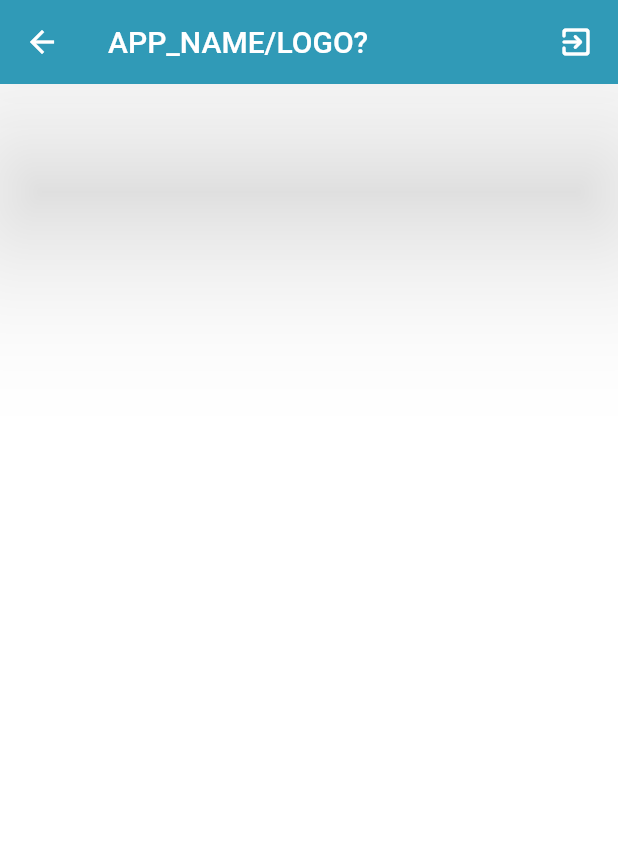
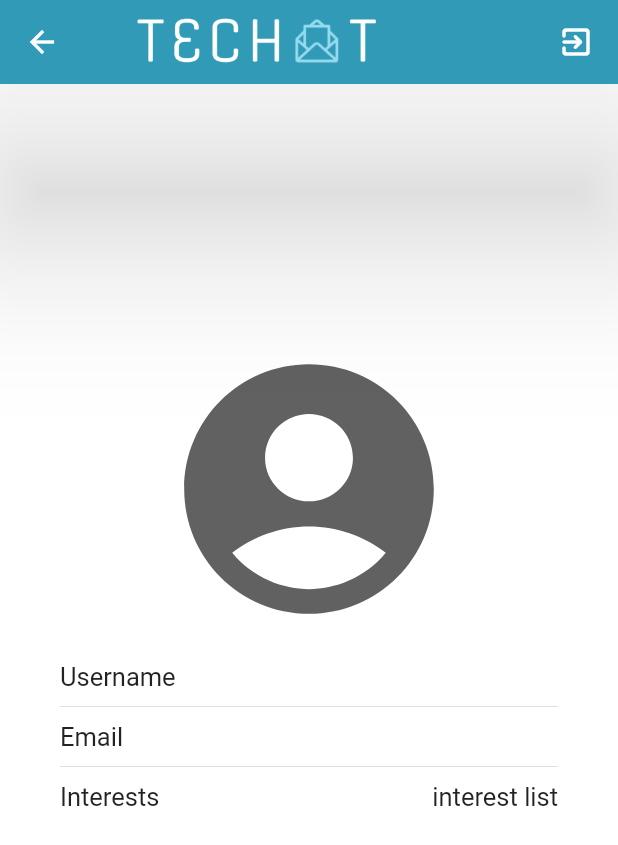
Before and after one commit to FEUP-ESOF-2020-21/open-cx-t5g4-techgals, a Flutter app: the Map2 screen opened directly, after a tap on the "account circle" icon, on a phone screen of 412 x 824 dp. Shown: the top 845 px of the screen. Run offline on Flutter 3.47's test engine with Material 2 defaults, Android fonts, the phone set to English and light mode, and no system bars; our stand-ins replace cloud_firestore, firebase_auth, firebase_core, shared_preferences; accounts and stored records are empty.

Commit message:
started profile + added logo

```diff
--- /dev/null
+++ b/proj_src/lib/BackEnd/AuxUser.dart
@@ -0,0 +1,18 @@
+class AuxUser{
+
+  String userID;
+  String username;
+  String email;
+  List<String> interests = [];
+
+  AuxUser(userID, username, email) {
+    this.userID = userID;
+    this.username = username;
+    this.email = email;
+  }
+
+  getID() { return this.userID;}
+  getUsername(){ return this.username;}
+  getEmail(){ return this.email;}
+  getInterests() { return this.interests;}
+}
--- a/proj_src/lib/BackEnd/database.dart
+++ b/proj_src/lib/BackEnd/database.dart
@@ -1,5 +1,4 @@
 import 'package:cloud_firestore/cloud_firestore.dart';
-import 'package:flutter/material.dart';
 
 class DatabaseMethods{
 
@@ -101,15 +100,10 @@ class DatabaseMethods{
     return snapshot;
   }
 
-/*  // get users
-  getUserGroups() async {
-    return FirebaseFirestore.instance.collection("users").doc(uid).snapshots();
-  }*/
-
   // send message
   sendMessage(String chatID, chatMessageData) {
-    FirebaseFirestore.instance.collection('chats').doc(chatID).collection('messages').add(chatMessageData);
-    FirebaseFirestore.instance.collection('chats').doc(chatID).update({
+    chatCollection.doc(chatID).collection('messages').add(chatMessageData);
+    chatCollection.doc(chatID).update({
       'recentMessage': chatMessageData['message'],
       'recentMessageSender': chatMessageData['sender'],
       'recentMessageTime': chatMessageData['time'].toString(),
@@ -118,19 +112,23 @@ class DatabaseMethods{
 
   // get chats of a particular group
   getChats(String chatID) async {
-    return FirebaseFirestore.instance.collection('chats').doc(chatID).collection('messages').orderBy('time').snapshots();
+    return chatCollection.doc(chatID).collection('messages').orderBy('time').snapshots();
   }
 
   // returns every chat room
   getActiveChats() async {
-    return FirebaseFirestore.instance.collection('chats').snapshots();
+    return chatCollection.snapshots();
   }
 
+  getUsers() async {
+    return userCollection.snapshots();
+  }
+
+  getUser(String username) async{
+    QuerySnapshot snapshot = await userCollection.where("username", isEqualTo: username).get();
+    return snapshot;
+  }
 /*-----------------------------------------------------------------------------------------------*/
-
-  getUserByUsername(String username) async {
-    return await FirebaseFirestore.instance.collection("users").where("username", isEqualTo: username ).get();
-  }
 
   getChatByName(String name) async{
     return await FirebaseFirestore.instance.collection("chats").where("name", isEqualTo: name ).get();
--- a/proj_src/lib/Screens/Nav/Components/appBar.dart
+++ b/proj_src/lib/Screens/Nav/Components/appBar.dart
@@ -1,5 +1,5 @@
 import 'package:flutter/material.dart';
-import 'package:proj_src/Screens/Menu/screen_menu.dart';
+import 'package:proj_src/Screens/Initials/welcome.dart';
 import 'package:proj_src/Screens/Profile/screen_profile.dart';
 import 'package:proj_src/constants.dart';
 
@@ -7,15 +7,27 @@ AppBar buildAppBar_Map(context) {
   return AppBar(
     elevation: 50,
     backgroundColor: kPrimaryColor,
-    title: Text("APP_NAME/LOGO?"),
-    leading: GestureDetector(
+    title: Image.asset("assets/images/logo.PNG", height: 35, width: 200,),
+    /*leading: GestureDetector(
       onTap: () {
         Navigator.push(context, MaterialPageRoute(builder: (context) { return Screen_Menu();},),);
       },
       child: Icon(
         Icons.menu,
       ),
+    ),*/
+    leading: new Container(
+      padding: EdgeInsets.only(left: 15),
+      child: GestureDetector(
+        onTap: () {
+        },
+        child: Icon(
+          Icons.refresh_outlined,
+        ),
+      ),
     ),
+
+
     actions: <Widget>[
       GestureDetector(
         onTap: (){Navigator.push(context, MaterialPageRoute(builder: (context) { return Profile();},),);},
@@ -27,3 +39,23 @@ AppBar buildAppBar_Map(context) {
     ],
   );
 }
+
+AppBar buildAppBar_Profile(context, authMethods) {
+  return AppBar(
+    elevation: 50,
+    backgroundColor: kPrimaryColor,
+    title: Image.asset("assets/images/logo.PNG", height: 35, width: 200,),
+    actions: [
+      GestureDetector(
+        onTap: (){
+          authMethods.signOut();
+          Navigator.push(context, MaterialPageRoute(builder: (context) { return Welcome();},),);
+        },
+        child: Container(
+            padding: EdgeInsets.symmetric(horizontal: 16),
+            child: Icon(Icons.exit_to_app_rounded)
+        ),
+      )
+    ],
+  );
+}
--- a/proj_src/lib/Screens/Profile/screen_profile.dart
+++ b/proj_src/lib/Screens/Profile/screen_profile.dart
@@ -1,8 +1,11 @@
+import 'package:cloud_firestore/cloud_firestore.dart';
 import 'package:flutter/material.dart';
 import 'package:proj_src/BackEnd/auth.dart';
-import 'package:proj_src/Screens/Initials/welcome.dart';
+import 'package:proj_src/BackEnd/database.dart';
+import 'package:proj_src/BackEnd/helper.dart';
 import 'package:proj_src/Screens/Nav/Components/appBar.dart';
 import 'package:proj_src/constants.dart';
+import 'package:proj_src/BackEnd/AuxUser.dart';
 
 class Profile extends StatefulWidget {
   @override
@@ -11,27 +14,115 @@ class Profile extends StatefulWidget {
 
 class _ProfileState extends State<Profile> {
 
-  AuthMethods authMethods = new AuthMethods();
+  AuthMethods _authMethods = new AuthMethods();
+  String userName;
+  String email;
+  //List<String> interest = [];
+  String interest = "interest list";
+  Stream<QuerySnapshot> _users;
+  List<AuxUser> _auxUsers = [];
+
+  @override
+  void initState() {
+    super.initState();
+    _getInfo();
+  }
+
+  _getInfo() async {
+    await HelperFunctions.getUserNameSharedPreference().then((value) {
+      setState(() {
+        userName = value;
+      });
+    });
+    await HelperFunctions.getUserEmailSharedPreference().then((value) {
+      setState(() {
+        email = value;
+      });
+    });
+    await DatabaseMethods().getUsers().then((val) {
+      setState(() {
+        _users = val;
+      });
+    });
+    _parseStream(_users);
+  }
+
+  void _parseStream(Stream<QuerySnapshot> stream) async {
+    await for (var snapshot in stream) {
+      //AuxUser newUser = new AuxUser(snapshot.data.documents[index].id, snapshot.data.documents[index]['username'], snapshot.data.documents[index]['email']);
+      //_auxUsers.add(newUser);
+      /* _auxEmails.add(snapshot.data.documents[index]['email']);
+              _auxUserNames.add(snapshot.data.documents[index]['username']);
+              _auxEmails = _auxEmails.toSet().toList();*/
+    }
+    _auxUsers = _auxUsers.toSet().toList();
+  }
+
+  Widget _loadInfo() {
+    return StreamBuilder(
+        stream: _users,
+        builder: (context, snapshot) {
+          return snapshot.hasData ? ListView.builder(
+            itemCount: snapshot.data.documents.length,
+            shrinkWrap: true,
+            itemBuilder: (context, index) {
+              AuxUser newUser = new AuxUser(snapshot.data.documents[index].id, snapshot.data.documents[index]['username'], snapshot.data.documents[index]['email']);
+              _auxUsers.add(newUser);
+             /* _auxEmails.add(snapshot.data.documents[index]['email']);
+              _auxUserNames.add(snapshot.data.documents[index]['username']);
+              _auxEmails = _auxEmails.toSet().toList();*/
+              _auxUsers = _auxUsers.toSet().toList();
+              print(_auxUsers);
+              return null;
+            },
+            scrollDirection: Axis.vertical,
+          )
+              :
+          null;
+        }
+    );
+  }
 
   @override
   Widget build(BuildContext context) {
     return Scaffold(
-      appBar: AppBar(
-        elevation: 50,
-        backgroundColor: kPrimaryColor,
-        title: Text("APP_NAME/LOGO?"),
-        actions: [
-          GestureDetector(
-            onTap: (){
-              authMethods.signOut();
-              Navigator.push(context, MaterialPageRoute(builder: (context) { return Welcome();},),);
-            },
-            child: Container(
-              padding: EdgeInsets.symmetric(horizontal: 16),
-                child: Icon(Icons.exit_to_app_rounded)
+      appBar: buildAppBar_Profile(context, _authMethods),
+      body: Container(
+          padding: EdgeInsets.symmetric(horizontal: 40.0, vertical: 170.0),
+          child: Container(
+            child: Column(
+              mainAxisAlignment: MainAxisAlignment.start,
+              children: <Widget>[
+               // _loadInfo(),
+                Icon(Icons.account_circle, size: 200.0, color: Colors.grey[700]),
+                SizedBox(height: 15.0),
+                Row(
+                  mainAxisAlignment: MainAxisAlignment.spaceBetween,
+                  children: <Widget>[
+                    Text('Username', style: TextStyle(fontSize: 17.0)),
+                    Text(userName, style: TextStyle(fontSize: 17.0)),
+                  ],
+                ),
+                Divider(height: 20.0),
+                Row(
+                  mainAxisAlignment: MainAxisAlignment.spaceBetween,
+                  children: <Widget>[
+                    Text('Email', style: TextStyle(fontSize: 17.0)),
+                    Text(email, style: TextStyle(fontSize: 17.0)),
+                  ],
+                ),
+                Divider(height: 20.0),
+                Row(
+                  mainAxisAlignment: MainAxisAlignment.spaceBetween,
+                  children: <Widget>[
+                    Text('Interests', style: TextStyle(fontSize: 17.0)),
+                    Text(interest, style: TextStyle(fontSize: 17.0)),
+                  ],
+                ),
+                //Divider(height: 20.0,),
+              ],
             ),
           )
-        ],
       ),
     );
   }
```
Also changed, not shown: proj_src/assets/images/logo.PNG (added), proj_src/assets/images/logo2.PNG (added).
